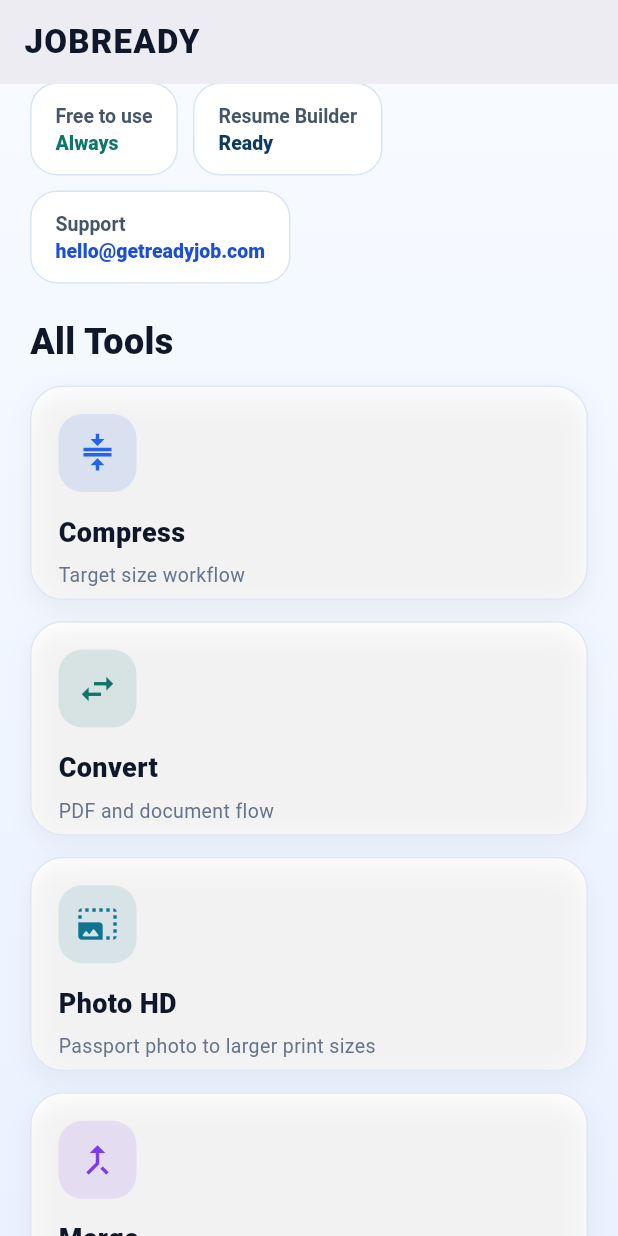
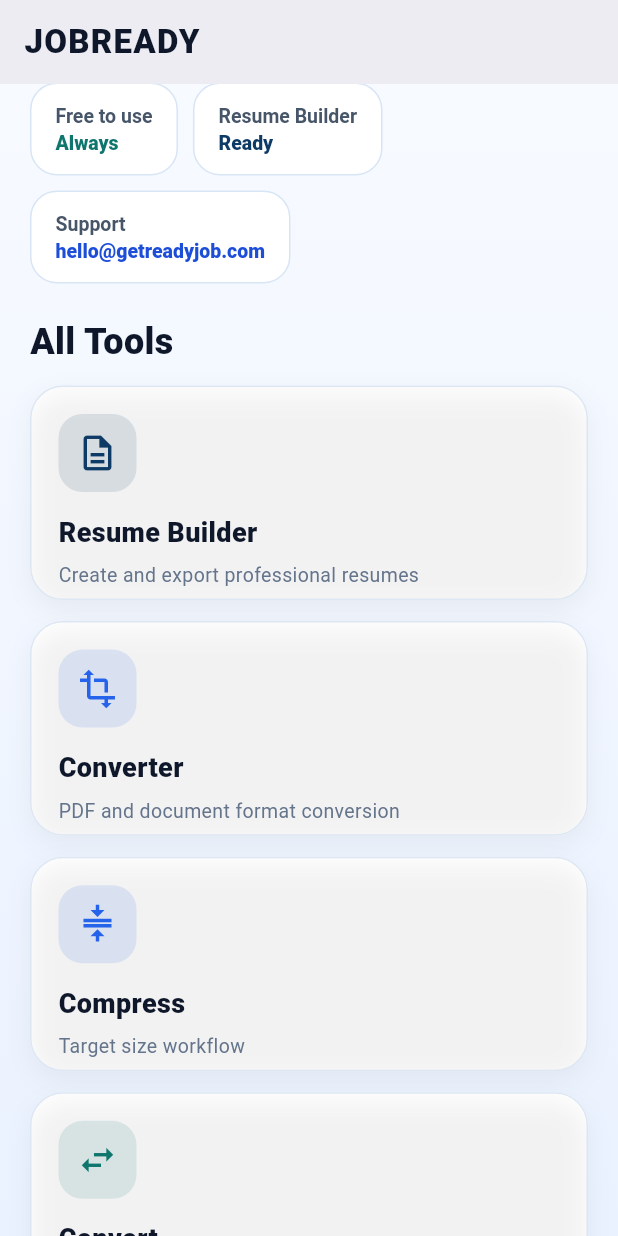
Before and after one commit to rajeshkhola-ry/jobready_india, a Flutter app: the HomePageV3 screen opened directly, scrolled down 576 dp, on a phone screen of 412 x 824 dp. Run offline on Flutter 3.47's test engine with Material 3 defaults, Android fonts, the phone set to English and light mode, and no system bars; our stand-ins replace file_picker, pdf; missing offline and left inert: docx_template, pdf_render, syncfusion_flutter_pdf, universal_html.

Commit message:
feat(v2): Add Resume Builder & Converter tiles to home page grid (Checkpoint 7)
- Added Resume Builder tile (description_outlined icon, navy color, /resume route)
- Added Converter tile (transform icon, blue color, /converter-v2 route)
- Tiles positioned at start of grid for visibility
- All Tools grid now displays 9 tools (2 V2 + 7 existing)
- Responsive grid layout maintained across all screen sizes
- Analyzer: 0 errors, no new issues

```diff
--- a/lib/Pages/home_page_v3.dart
+++ b/lib/Pages/home_page_v3.dart
@@ -206,6 +206,20 @@
                       mainAxisSpacing: 14,
                       childAspectRatio: childAspectRatio,
                       children: [
+                        _QuickActionCard(
+                          icon: Icons.description_outlined,
+                          label: 'Resume Builder',
+                          subtitle: 'Create and export professional resumes',
+                          color: const Color(0xFF0E3A66),
+                          onTap: () => _openRoute(context, '/resume'),
+                        ),
+                        _QuickActionCard(
+                          icon: Icons.transform,
+                          label: 'Converter',
+                          subtitle: 'PDF and document format conversion',
+                          color: const Color(0xFF2563EB),
+                          onTap: () => _openRoute(context, '/converter-v2'),
+                        ),
                         _QuickActionCard(
                           icon: Icons.compress,
                           label: 'Compress',
```
Also changed, not shown: 1 other file.
